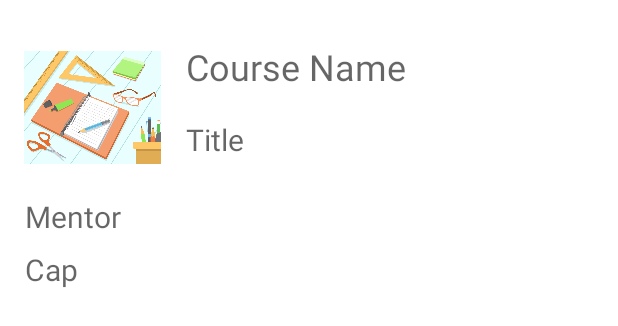
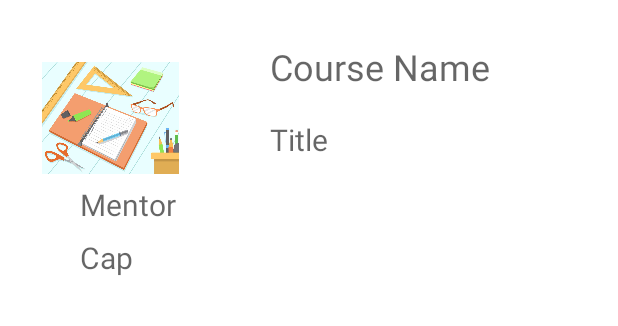
Before and after one commit to SamHungEvelyne/ProjectCODY_android_app, an Android app: the layout course_view.xml on its own in the app's theme, with its tools: preview values and no code run, on a phone screen of 412 x 824 dp. Shown: the top 326 px of the screen. Run offline under Robolectric (Android 15) with nearby library versions, the phone set to English and light mode, and no system bars.

Commit message:
Last commit

```diff
--- a/app/src/main/AndroidManifest.xml
+++ b/app/src/main/AndroidManifest.xml
@@ -4,9 +4,9 @@
 
     <application
         android:allowBackup="true"
-        android:icon="@mipmap/ic_launcher"
+        android:icon="@mipmap/circularlogo"
         android:label="@string/app_name"
-        android:roundIcon="@mipmap/ic_launcher_round"
+        android:roundIcon="@mipmap/circularlogo"
         android:supportsRtl="true"
         android:theme="@style/AppTheme">
         <activity android:name=".MainActivity">
--- a/app/src/main/java/com/example/projectcodymentorapp/CourseRecyclerViewAdapter.kt
+++ b/app/src/main/java/com/example/projectcodymentorapp/CourseRecyclerViewAdapter.kt
@@ -27,6 +27,7 @@ class CourseRecyclerViewAdapter  (var courseData: ArrayList<Course>)
 
     // lambda expression to trigger the method
     lateinit var clickLambda: (Course) -> Unit
+
     override fun onBindViewHolder(holder: RecyclerViewHolder, position: Int) {
         holder.bind(courseData[position], clickLambda)
 
--- a/app/src/main/java/com/example/projectcodymentorapp/EntryRecyclerViewAdapter.kt
+++ b/app/src/main/java/com/example/projectcodymentorapp/EntryRecyclerViewAdapter.kt
@@ -10,7 +10,7 @@ class EntryRecyclerViewAdapter(var entryList: ArrayList<Entry>, var clickLambda:
     RecyclerView.Adapter<EntryRecyclerViewAdapter.RecyclerViewHolder>() {
     override fun onCreateViewHolder(parent: ViewGroup, viewType: Int): RecyclerViewHolder {
         val view: View =
-            LayoutInflater.from(parent.context).inflate(R.layout.card_template, parent, false)
+            LayoutInflater.from(parent.context).inflate(R.layout.student_view, parent, false)
         return RecyclerViewHolder(view)
     }
 
--- a/app/src/main/java/com/example/projectcodymentorapp/classesFragment.kt
+++ b/app/src/main/java/com/example/projectcodymentorapp/classesFragment.kt
@@ -9,6 +9,7 @@ import androidx.lifecycle.Observer
 import androidx.fragment.app.activityViewModels
 import androidx.navigation.fragment.findNavController
 import androidx.recyclerview.widget.LinearLayoutManager
+import kotlinx.android.synthetic.main.fragment_classes.*
 import kotlinx.android.synthetic.main.fragment_students.*
 
 
@@ -48,10 +49,12 @@ class classesFragment : Fragment() {
             findNavController().navigate(R.id.action_menuClasses_to_enrolledCourseFragment)
 
         }
+
         viewAdapter = CourseRecyclerViewAdapter(ArrayList())
+
         viewAdapter.clickLambda = clickLambda
 
-        students_recycler?.apply {
+        courses_recycler?.apply {
             layoutManager = viewManager
             adapter = viewAdapter
         }
--- a/app/src/main/res/layout/course_view.xml
+++ b/app/src/main/res/layout/course_view.xml
@@ -9,9 +9,10 @@
     <ImageView
         android:id="@+id/course_image"
         android:layout_width="91dp"
-        android:layout_height="87dp"
-        android:layout_marginStart="16dp"
+        android:layout_height="91dp"
+        android:layout_marginStart="28dp"
         android:layout_marginTop="28dp"
+        android:translationY="5dp"
         app:layout_constraintStart_toStartOf="parent"
         app:layout_constraintTop_toTopOf="parent"
         app:srcCompat="@drawable/coursevector" />
@@ -21,8 +22,9 @@
         android:layout_width="216dp"
         android:layout_height="39dp"
         android:layout_marginTop="28dp"
-        android:layout_marginEnd="72dp"
+        android:layout_marginEnd="16dp"
         android:hint="Course Name"
+        android:textColor="#000000"
         android:textSize="24sp"
         app:layout_constraintEnd_toEndOf="parent"
         app:layout_constraintHorizontal_bias="0.555"
@@ -31,11 +33,12 @@
 
     <TextView
         android:id="@+id/title_course"
-        android:layout_width="150dp"
-        android:layout_height="35dp"
+        android:layout_width="216dp"
+        android:layout_height="wrap_content"
         android:layout_marginTop="12dp"
         android:hint="Title"
         android:textSize="20sp"
+        android:textColor="#000000"
         app:layout_constraintEnd_toEndOf="parent"
         app:layout_constraintHorizontal_bias="0.0"
         app:layout_constraintStart_toStartOf="@+id/name_course"
@@ -43,11 +46,12 @@
 
     <TextView
         android:id="@+id/mentor_course"
-        android:layout_width="368dp"
+        android:layout_width="268dp"
         android:layout_height="35dp"
         android:layout_marginTop="16dp"
         android:hint="Mentor"
         android:textSize="20sp"
+        android:textColor="#000000"
         app:layout_constraintEnd_toEndOf="parent"
         app:layout_constraintHorizontal_bias="0.372"
         app:layout_constraintStart_toStartOf="parent"
@@ -55,10 +59,11 @@
 
     <TextView
         android:id="@+id/cap_course"
-        android:layout_width="368dp"
+        android:layout_width="268dp"
         android:layout_height="35dp"
         android:hint="Cap"
         android:textSize="20sp"
+        android:textColor="#000000"
         app:layout_constraintEnd_toEndOf="parent"
         app:layout_constraintHorizontal_bias="0.372"
         app:layout_constraintStart_toStartOf="parent"
```
Also changed, not shown: app/src/main/res/layout/card_template.xml (deleted, +0 -55 lines), app/src/main/res/layout/fragment_enrolled_course.xml (+7 -2 lines), app/src/main/res/layout/student_view.xml (+14 -9 lines).
